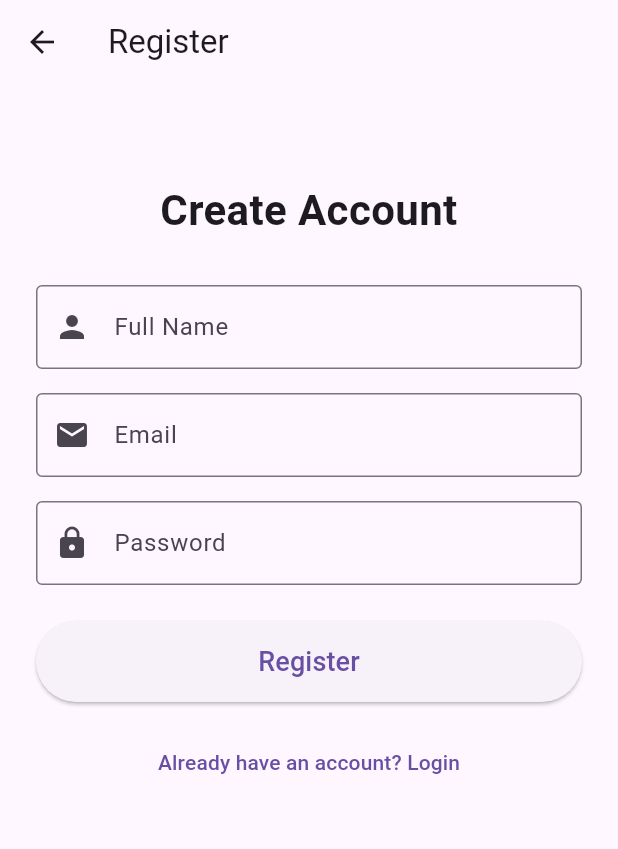
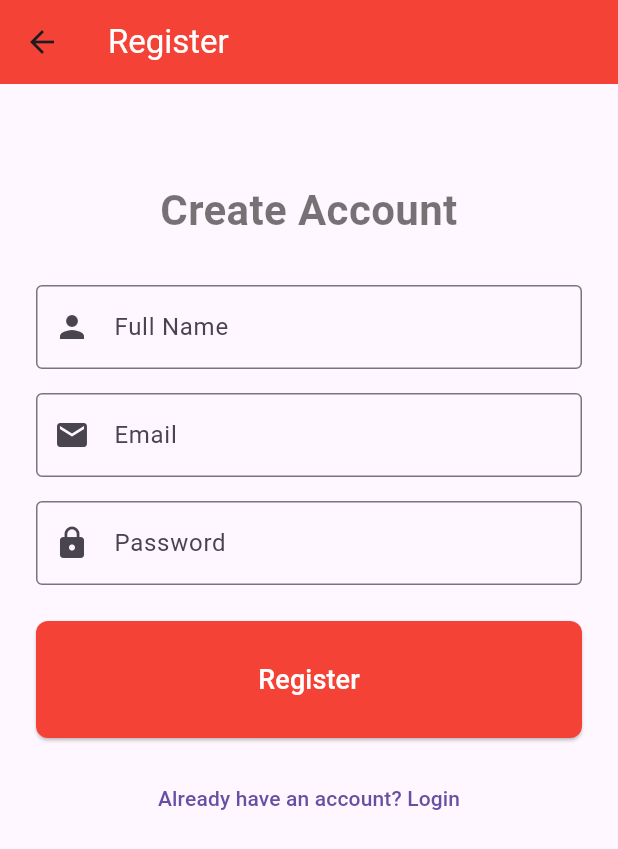
Before and after one commit to shakirsg/loyalty_program_application, a Flutter app: the RegisterPage screen opened by its route, on a phone screen of 412 x 824 dp. Shown: the top 849 px of the screen. Run offline on Flutter 3.47's test engine with Material 3 defaults, Android fonts, the light colour scheme and no system bars; our stand-ins replace carousel_slider; network calls fail.

Commit message:
feat: create-theme

```diff
--- a/lib/main.dart
+++ b/lib/main.dart
@@ -1,5 +1,6 @@
 import 'package:flutter/material.dart';
 import 'src/config/route.dart';
+import 'src/themes/theme.dart';
 
 void main() {
   runApp(const MyApp());
@@ -11,7 +12,8 @@
   @override
   Widget build(BuildContext context) {
     return MaterialApp(
-      title: 'Landing App',
+      title: 'Loyalty App',
+      theme: lightTheme,  // Apply theme here
       debugShowCheckedModeBanner: false,
       initialRoute: '/landing',
       routes: appRoutes,
--- /dev/null
+++ b/lib/src/themes/theme.dart
@@ -0,0 +1,36 @@
+// src/themes/theme.dart
+import 'package:flutter/material.dart';
+
+final ThemeData lightTheme = ThemeData(
+  primarySwatch: Colors.blue, // Primary color for your app
+  visualDensity: VisualDensity
+      .adaptivePlatformDensity, // Adjusts for different screen densities
+  textTheme: TextTheme(
+    bodyLarge: TextStyle(color: Colors.black), // Default body text style
+    bodyMedium: TextStyle(color: Colors.black54), // Secondary body text style
+    titleLarge: TextStyle(
+      color: Colors.blue,
+      fontWeight: FontWeight.bold,
+    ), // Headline style (used in AppBar)
+  ),
+  appBarTheme: AppBarTheme(
+    color: Colors.red, // AppBar color
+    titleTextStyle: TextStyle(
+      color: Colors.white,
+      fontSize: 22,
+    ), // AppBar title style
+  ),
+  // Define additional theme settings if required
+  buttonTheme: ButtonThemeData(
+    buttonColor: Colors.red, // Primary button color
+    textTheme: ButtonTextTheme.primary, // Text style for buttons
+  ),
+  // Define Button Theme here
+  elevatedButtonTheme: ElevatedButtonThemeData(
+    style: ElevatedButton.styleFrom(
+      foregroundColor: Colors.white, backgroundColor: Colors.red, // Button text color
+      padding: const EdgeInsets.symmetric(vertical: 12.0, horizontal: 24.0),
+      shape: RoundedRectangleBorder(borderRadius: BorderRadius.circular(8.0)),
+    ),
+  ),
+);
```
